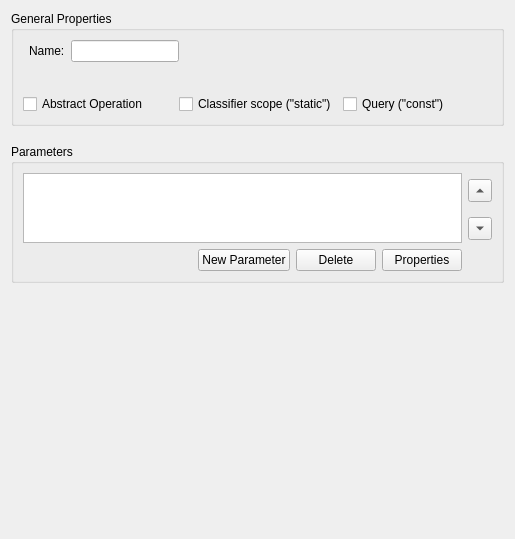
Qt form umbrello/dialogs/umloperationdialog.ui (KDE/umbrello) before a commit.
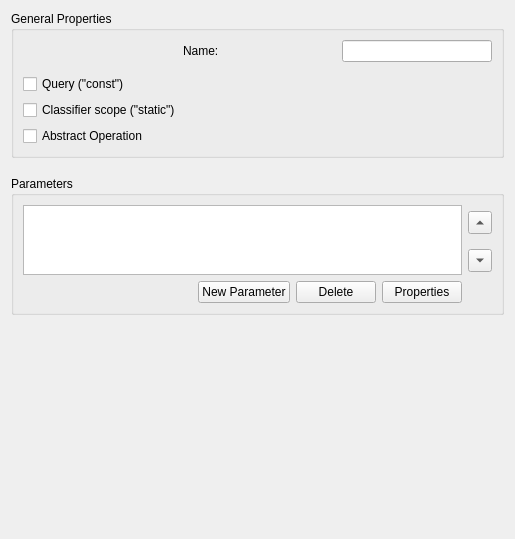
The same form after that commit. Custom widgets are drawn as their Qt base class.

Commit message: Fix layout issues

```diff
--- a/umbrello/dialogs/umloperationdialog.ui
+++ b/umbrello/dialogs/umloperationdialog.ui
@@ -22,6 +22,9 @@
      <layout class="QGridLayout" name="gridLayout">
       <item row="0" column="0">
        <layout class="QHBoxLayout" name="horizontalLayout">
+        <property name="spacing">
+         <number>10</number>
+        </property>
         <item>
          <widget class="UMLDatatypeWidget" name="dataTypeWidget" native="true">
           <property name="sizePolicy">
@@ -55,19 +58,6 @@
           </property>
          </widget>
         </item>
-        <item>
-         <spacer name="horizontalSpacer_2">
-          <property name="orientation">
-           <enum>Qt::Horizontal</enum>
-          </property>
-          <property name="sizeHint" stdset="0">
-           <size>
-            <width>40</width>
-            <height>20</height>
-           </size>
-          </property>
-         </spacer>
-        </item>
        </layout>
       </item>
       <item row="1" column="0">
@@ -82,37 +72,10 @@
           </property>
          </widget>
         </item>
-        <item>
-         <spacer name="horizontalSpacer_3">
-          <property name="orientation">
-           <enum>Qt::Horizontal</enum>
-          </property>
-          <property name="sizeHint" stdset="0">
-           <size>
-            <width>40</width>
-            <height>20</height>
-           </size>
-          </property>
-         </spacer>
-        </item>
        </layout>
       </item>
       <item row="2" column="0">
-       <layout class="QHBoxLayout" name="horizontalLayout_3">
-        <item>
-         <widget class="QCheckBox" name="ck_abstract">
-          <property name="text">
-           <string>Abstract Operation</string>
-          </property>
-         </widget>
-        </item>
-        <item>
-         <widget class="QCheckBox" name="ck_classifierScope">
-          <property name="text">
-           <string>Classifier scope (&quot;static&quot;)</string>
-          </property>
-         </widget>
-        </item>
+       <layout class="QVBoxLayout" name="verticalLayout">
         <item>
          <widget class="QCheckBox" name="ck_queryConst">
           <property name="text">
@@ -120,6 +83,20 @@
           </property>
          </widget>
         </item>
+        <item>
+         <widget class="QCheckBox" name="ck_classifierScope">
+          <property name="text">
+           <string>Classifier scope (&quot;static&quot;)</string>
+          </property>
+         </widget>
+        </item>
+        <item>
+         <widget class="QCheckBox" name="ck_abstract">
+          <property name="text">
+           <string>Abstract Operation</string>
+          </property>
+         </widget>
+        </item>
        </layout>
       </item>
      </layout>
@@ -236,18 +213,18 @@
    <header>widgets/umlstereotypewidget.h</header>
    <container>1</container>
   </customwidget>
-  <customwidget>
-   <class>DocumentationWidget</class>
-   <extends>QWidget</extends>
-   <header>widgets/documentationwidget.h</header>
-   <container>1</container>
-  </customwidget>
   <customwidget>
    <class>VisibilityEnumWidget</class>
    <extends>QWidget</extends>
    <header>widgets/visibilityenumwidget.h</header>
    <container>1</container>
   </customwidget>
+  <customwidget>
+   <class>DocumentationWidget</class>
+   <extends>QWidget</extends>
+   <header>widgets/documentationwidget.h</header>
+   <container>1</container>
+  </customwidget>
  </customwidgets>
  <resources/>
  <connections/>
```
The commit also changes 1 other file.
